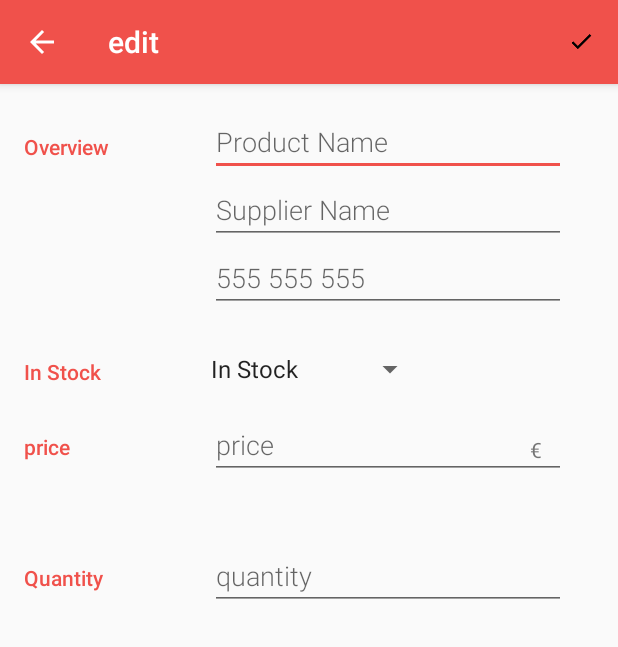
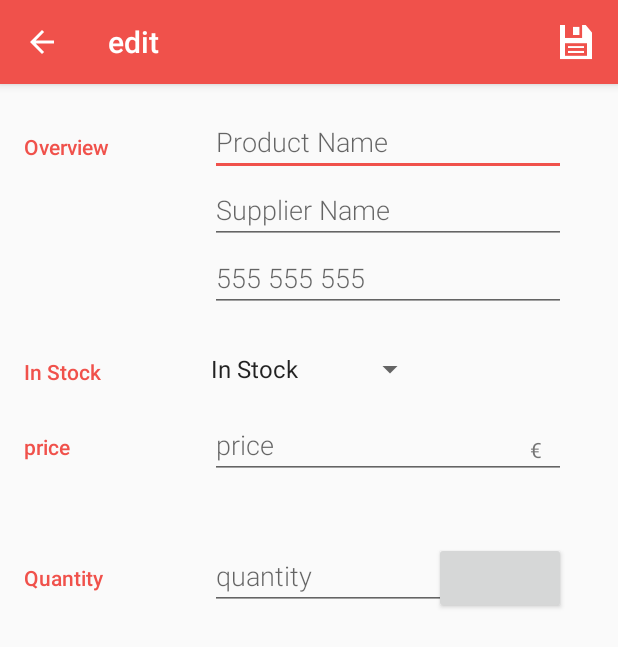
Before and after one commit to carquet/android_project8-9, an Android app: the EditActivity screen opened directly, with no data from a screen before it, on a phone screen of 412 x 824 dp. Shown: the top 647 px of the screen. Run offline under Robolectric (Android 15) with nearby library versions, the phone set to English and light mode, and no system bars.

Commit message:
adds the save icon

```diff
--- a/app/src/main/res/layout/activity_edit.xml
+++ b/app/src/main/res/layout/activity_edit.xml
@@ -150,6 +150,12 @@
                 android:inputType="number"
                 style="@style/EditorFieldStyle" />
 
+            <Button
+                android:id="@+id/button_increase"
+                android:layout_height="wrap_content"
+                android:layout_width="wrap_content"
+                android:layout_alignRight="@+id/edit_quantity" />
+
         </RelativeLayout>
 
     </LinearLayout> <!--end of PRICE FIELD-->
--- a/app/src/main/res/menu/menu_edit.xml
+++ b/app/src/main/res/menu/menu_edit.xml
@@ -8,7 +8,7 @@
     <item
         android:id="@+id/action_save"
         android:title="@string/action_save"
-        android:icon="@drawable/ic_done"
+        android:icon="@drawable/ic_action_save"
         app:showAsAction="always" />
 
 </menu>
```
Also changed, not shown: app/src/main/res/drawable-hdpi/ic_action_save.png (added), app/src/main/res/drawable-mdpi/ic_action_save.png (added), app/src/main/res/drawable-xhdpi/ic_action_save.png (added), app/src/main/res/drawable-xxhdpi/ic_action_save.png (added), app/src/main/res/drawable-xxxhdpi/ic_action_save.png (added).
